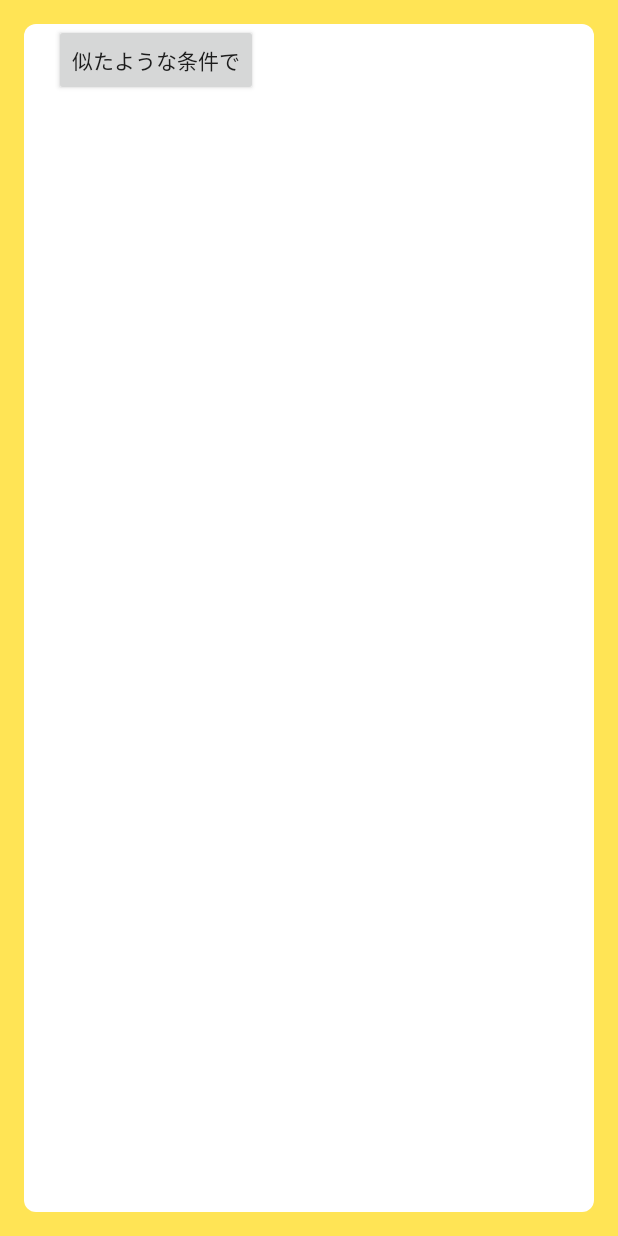
After one commit to OnePoundSteak/OnePoundSteakProject, an Android app: the fragment requestDialogFragment placed in its activity, on a phone screen of 412 x 824 dp. The commit adds this screen. Run offline under Robolectric (Android 15) with nearby library versions, the phone set to English and light mode, and no system bars; our stand-ins replace Volley; network calls fail.

Commit message:
条件変更の画面を追加した

```diff
--- a/app/src/main/java/honda/onepoundsteakproject/PreviewActivityFragment.java
+++ b/app/src/main/java/honda/onepoundsteakproject/PreviewActivityFragment.java
@@ -63,7 +63,7 @@ public class PreviewActivityFragment extends Fragment {
         mLat = getArguments().getDouble("lat");
         mLon = getArguments().getDouble("lon");
 
-        request((float) mLat, (float) mLon, mTime);
+        spotListRequest((float) mLat, (float) mLon, mTime);
     }
 
     @Override
@@ -83,7 +83,17 @@ public class PreviewActivityFragment extends Fragment {
                 fragmentTransaction.addToBackStack(null);
                 fragmentTransaction.commit();
             }
+        });
 
+        view.findViewById(R.id.changeSpotButton).setOnClickListener(new View.OnClickListener() {
+            @Override
+            public void onClick(View v) {
+                Fragment fragment = new requestDialogFragment();
+                FragmentTransaction fragmentTransaction = getFragmentManager().beginTransaction();
+                fragmentTransaction.add(R.id.contents, fragment);
+                fragmentTransaction.addToBackStack(null);
+                fragmentTransaction.commit();
+            }
         });
 
         if(mSpotInf != null){
@@ -126,7 +136,7 @@ public class PreviewActivityFragment extends Fragment {
         return ret;
     }
 
-    private void request(float lon, float lat, float time) {
+    private void spotListRequest(float lon, float lat, float time) {
         String tag_json_obj = "json_obj_req";
         String url = "https://gentle-basin-2840.herokuapp.com/place/" + lon + "/" + lat + "/" + time;
         Log.d("Access URL:", url);
--- /dev/null
+++ b/app/src/main/java/honda/onepoundsteakproject/requestDialogFragment.java
@@ -0,0 +1,44 @@
+package honda.onepoundsteakproject;
+
+
+
+import android.os.Bundle;
+import android.support.v4.app.Fragment;
+import android.view.LayoutInflater;
+import android.view.View;
+import android.view.ViewGroup;
+import android.widget.Button;
+
+
+/**
+ * A placeholder fragment containing a simple view.
+ */
+public class requestDialogFragment extends Fragment {
+
+    public requestDialogFragment() {
+
+    }
+
+    @Override
+    public void onCreate(Bundle savedInstanceState) {
+        super.onCreate(savedInstanceState);
+
+    }
+
+    @Override
+    public View onCreateView(LayoutInflater inflater, ViewGroup container,
+                             Bundle savedInstanceState) {
+        View view = inflater.inflate(R.layout.fragment_request_dialog, container, false);
+
+        Button button = (Button)view.findViewById(R.id.otherReqButton);
+
+        button.setOnClickListener(new View.OnClickListener(){
+            @Override
+            public void onClick(View v){
+                getFragmentManager().popBackStack();
+            }
+        });
+
+        return view;
+    }
+}
--- a/app/src/main/res/layout/fragment_preview.xml
+++ b/app/src/main/res/layout/fragment_preview.xml
@@ -66,7 +66,7 @@
 
     <Button
         android:text="ほかの場所ない？"
-        android:id="@+id/buttonnnnnnnnn"
+        android:id="@+id/changeSpotButton"
         android:background="@drawable/button_corners"
         android:layout_height="wrap_content"
         android:layout_width="wrap_content"
--- /dev/null
+++ b/app/src/main/res/layout/fragment_request_dialog.xml
@@ -0,0 +1,25 @@
+<RelativeLayout
+    xmlns:android="http://schemas.android.com/apk/res/android"
+    xmlns:tools="http://schemas.android.com/tools" android:layout_width="match_parent"
+    android:layout_height="match_parent" android:paddingLeft="@dimen/activity_horizontal_margin"
+    android:paddingRight="@dimen/activity_horizontal_margin"
+    android:paddingTop="@dimen/activity_vertical_margin"
+    android:paddingBottom="@dimen/activity_vertical_margin"
+    tools:context="honda.onepoundsteakproject.requestDialogFragment"
+    android:background="#FFE455">
+
+    <TextView
+        android:background="@drawable/corner_round"
+        android:layout_width="match_parent"
+        android:layout_height="match_parent"/>
+
+    <Button
+        android:text="似たような条件で"
+        android:id="@+id/otherReqButton"
+        android:layout_height="wrap_content"
+        android:layout_width="wrap_content"
+        android:layout_marginLeft="20dp"
+        android:layout_marginBottom="16dp"/>
+
+
+</RelativeLayout>
--- a/app/src/main/res/values/strings.xml
+++ b/app/src/main/res/values/strings.xml
@@ -12,4 +12,7 @@
     <string name="title_activity_maps">Map</string>
     <string name="title_activity_test">test</string>
     <string name="title_activity_view">ViewActivity</string>
+
+<!-- TODO: Remove or change this placeholder text -->
+    <string name="hello_blank_fragment">Hello blank fragment</string>
 </resources>
```
